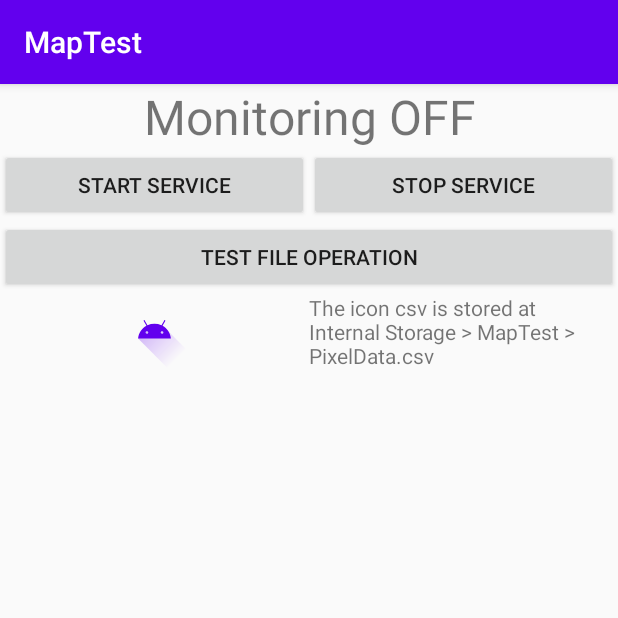
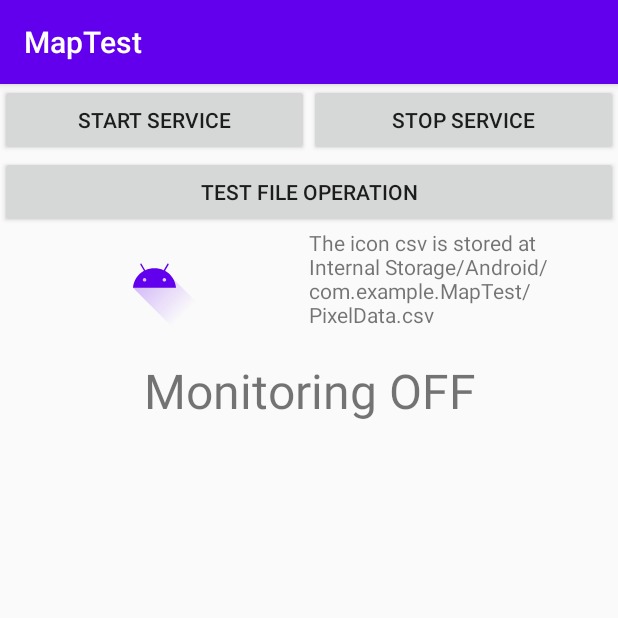
Before and after one commit to jashgopani/NaviBands, an Android app: the screen it shows after launch (MainActivity), after a tap on "TEST FILE OPERATION", on a phone screen of 412 x 824 dp, the top half of it. Run offline under Robolectric (Android 15) with nearby library versions, the phone set to English and light mode, and no system bars; 1 statement that could not run was skipped; 2 other taps on this screen came first.

Commit message:
Fixed file issue on Android 10

```diff
--- a/app/src/main/java/com/example/maptest/MainActivity.java
+++ b/app/src/main/java/com/example/maptest/MainActivity.java
@@ -51,6 +51,7 @@ public class MainActivity extends AppCompatActivity {
     CSVWriter csvWriter;
     CSVReader csvReader;
     Context context;
+    File file;
 
 
     @Override
@@ -63,7 +64,7 @@ public class MainActivity extends AppCompatActivity {
 
     private void init() {
         context = getApplicationContext();
-
+        openCSVFileWriter();
         startServiceBtn = findViewById(R.id.startServiceBtn);
         stopServiceBtn = findViewById(R.id.stopServiceBtn);
         compareIconsBtn = findViewById(R.id.saveIconBtn);
@@ -94,14 +95,19 @@ public class MainActivity extends AppCompatActivity {
         compareIconsBtn.setOnClickListener(new View.OnClickListener() {
             @Override
             public void onClick(View v) {
-                openCSVFileWriter();
                 writePixelToCSVFile(new String[]{"key", "Value"});
-                closeCSVFileWriter();
+                Toast.makeText(context, "Test executed", Toast.LENGTH_SHORT).show();
             }
         });
     }
 
-    private void getPermissions(){
+    @Override
+    protected void onDestroy() {
+        super.onDestroy();
+        closeCSVFileWriter();
+    }
+
+    private void getPermissions() {
         //Check for Notification access
         if (Settings.Secure.getString(this.getContentResolver(), "enabled_notification_listeners").contains(getApplicationContext().getPackageName())) {
             //service is enabled do something
@@ -116,19 +122,25 @@ public class MainActivity extends AppCompatActivity {
         if (ContextCompat.checkSelfPermission(MainActivity.this, Manifest.permission.WRITE_EXTERNAL_STORAGE) != PackageManager.PERMISSION_GRANTED) {
             ActivityCompat.requestPermissions(MainActivity.this, new String[]{Manifest.permission.WRITE_EXTERNAL_STORAGE}, 0);
         }
+        //check location permissions & ask for it if not granted
+        if (ContextCompat.checkSelfPermission(MainActivity.this, Manifest.permission.ACCESS_FINE_LOCATION) != PackageManager.PERMISSION_GRANTED) {
+            ActivityCompat.requestPermissions(MainActivity.this, new String[]{Manifest.permission.ACCESS_FINE_LOCATION}, 0);
+        }
     }
 
     private void openCSVFileWriter() {
         //open the filestream to write the PixelWrappers
-        String path = "/sdcard/MapTest/";
+        System.out.println();
+        String path = context.getExternalFilesDir(null) + File.separator;
         String csvFilename = path + "PixelData.csv";
 
         try {
-            File file = new File(path);
-            file.mkdir();//create folder if doesnt exist
+            file = new File(path);
+            boolean created = file.mkdir();//create folder if doesnt exist
             //open filestream
             csvWriter = new CSVWriter(new FileWriter(csvFilename, true));
-        } catch (IOException e) {
+            Toast.makeText(context, "File Stream Opened\n", Toast.LENGTH_SHORT).show();
+        } catch (Exception e) {
             e.printStackTrace();
         }
 
@@ -137,25 +149,21 @@ public class MainActivity extends AppCompatActivity {
     private void closeCSVFileWriter() {
         try {
             csvWriter.close();
-            Toast.makeText(context, "File operation success", Toast.LENGTH_SHORT);
+            Toast.makeText(context, "File Stream CLosed\nFile operation success", Toast.LENGTH_SHORT).show();
         } catch (IOException e) {
-            Toast.makeText(context, "File operation Failure", Toast.LENGTH_SHORT);
+            Toast.makeText(context, "File operation Failure", Toast.LENGTH_SHORT).show();
             e.printStackTrace();
         }
     }
 
     private void registerBroadcastReceiver() {
         LocalBroadcastManager.getInstance(MainActivity.this).registerReceiver(onNotice, new IntentFilter("Msg"));
-        //open CSV File Writer
-        openCSVFileWriter();
         statustv.setText("Monitoring ON");
         Toast.makeText(context, "Monitoring ON", Toast.LENGTH_SHORT).show();
     }
 
     private void unregisterBroadcastReceiver() {
         LocalBroadcastManager.getInstance(MainActivity.this).unregisterReceiver(onNotice);
-        //open CSV File Writer
-        openCSVFileWriter();
         statustv.setText("Monitoring OFF");
         Toast.makeText(context, "Monitoring OFF", Toast.LENGTH_SHORT).show();
     }
@@ -173,7 +181,7 @@ public class MainActivity extends AppCompatActivity {
             String not = "\n{title : " + title + "\ntext :" + text + "\nicon_type : " + icon_type + " }\n";
 
             //update the text on screen
-            logtv.setText(old.indexOf(not)>-1?old:not);
+            logtv.setText(old.indexOf(not) > -1 ? old : not);
 
             if (intent != null) {
                 //getting current BitmapDrawable
@@ -256,12 +264,11 @@ public class MainActivity extends AppCompatActivity {
                 new DialogInterface.OnClickListener() {
                     public void onClick(DialogInterface dialog, int which) {
                         String iconName = input.getText().toString().trim().toUpperCase();
-                        iconName = iconName.length()>0?iconName:"unknown";
+                        iconName = iconName.length() > 0 ? iconName : "unknown";
                         if (iconName.length() > 0) {
                             //write to file
-                            openCSVFileWriter();
+
                             writePixelToCSVFile(new String[]{iconName, compressedValue});
-                            closeCSVFileWriter();
 
                             //Register reciever again
                             registerBroadcastReceiver();
@@ -276,7 +283,16 @@ public class MainActivity extends AppCompatActivity {
     }
 
     private void writePixelToCSVFile(String[] pixelPair) {
-        csvWriter.writeNext(pixelPair);
+        if (csvWriter == null) {
+            System.out.println("Null CSVWRITER");
+            openCSVFileWriter();
+        }
+
+        try {
+            csvWriter.writeNext(pixelPair);
+        } catch (Exception e) {
+            e.printStackTrace();
+        }
     }
 
 
--- a/app/src/main/res/layout/activity_main.xml
+++ b/app/src/main/res/layout/activity_main.xml
@@ -1,81 +1,77 @@
 <?xml version="1.0" encoding="utf-8"?>
-<LinearLayout
-    android:orientation="vertical"
-    xmlns:android="http://schemas.android.com/apk/res/android"
+<LinearLayout xmlns:android="http://schemas.android.com/apk/res/android"
     xmlns:app="http://schemas.android.com/apk/res-auto"
     xmlns:tools="http://schemas.android.com/tools"
     android:layout_width="match_parent"
     android:layout_height="match_parent"
+    android:orientation="vertical"
     tools:context=".MainActivity">
 
-    <TextView
+    <GridLayout
         android:layout_width="match_parent"
         android:layout_height="wrap_content"
-        android:id="@+id/statustv"
-        android:textSize="32dp"
-        android:textAlignment="center"
-        android:text="Monitoring off"
-        />
-
-    <GridLayout
-        android:columnCount="2"
-        android:layout_width="match_parent"
-        android:layout_height="wrap_content">
+        android:columnCount="2">
 
 
         <Button
-            android:layout_columnWeight="1"
             android:id="@+id/startServiceBtn"
             android:layout_width="0dp"
             android:layout_height="wrap_content"
+            android:layout_columnWeight="1"
             android:text="Start Service"
-            android:textAlignment="center"
-            />
+            android:textAlignment="center" />
+
         <Button
-            android:layout_columnWeight="1"
             android:id="@+id/stopServiceBtn"
             android:layout_width="0dp"
             android:layout_height="wrap_content"
+            android:layout_columnWeight="1"
             android:text="Stop Service"
-            android:textAlignment="center"
-            />
+            android:textAlignment="center" />
 
 
         <Button
-            android:layout_columnWeight="1"
-            android:layout_columnSpan="2"
             android:id="@+id/saveIconBtn"
             android:layout_width="0dp"
             android:layout_height="wrap_content"
+            android:layout_columnSpan="2"
+            android:layout_columnWeight="1"
             android:text="Test File Operation"
-            android:textAlignment="center"
-            />
+            android:textAlignment="center" />
 
         <ImageView
             android:id="@+id/imageIcon"
             android:layout_width="0dp"
             android:layout_height="0dp"
-            android:tint="@color/colorPrimary"
             android:layout_columnWeight="1"
             android:layout_rowWeight="1"
             android:src="@drawable/ic_launcher_foreground"
-            />
+            android:tint="@color/colorPrimary" />
+
         <TextView
             android:layout_width="0dp"
             android:layout_columnWeight="1"
-            android:text="The icon csv is stored at Internal Storage > MapTest > PixelData.csv"
-            />
+            android:text="The icon csv is stored at Internal Storage/Android/com.example.MapTest/PixelData.csv" />
     </GridLayout>
 
     <ScrollView
         android:layout_width="match_parent"
-        android:layout_height="wrap_content" >
+        android:layout_height="wrap_content">
+
         <TextView
-            android:text=""
-            android:gravity="center"
+            android:id="@+id/logtv"
             android:layout_width="match_parent"
             android:layout_height="wrap_content"
-            android:id="@+id/logtv"/>
+            android:gravity="center"
+            android:text="" />
     </ScrollView>
 
+    <TextView
+        android:id="@+id/statustv"
+        android:layout_width="match_parent"
+        android:layout_height="wrap_content"
+        android:text="Monitoring off"
+        android:textAlignment="center"
+        android:textSize="32dp" />
+
 </LinearLayout>
```
